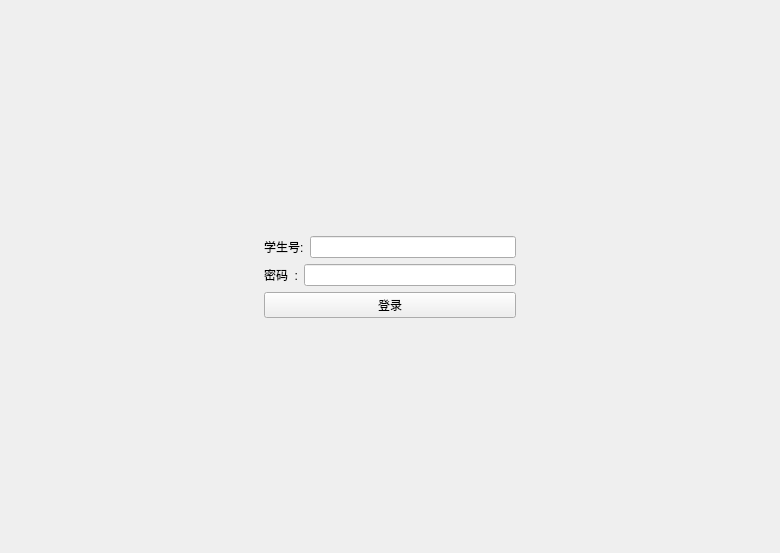
Qt form ui/loginStudent.ui (Fenejifen/sql-work) before a commit.
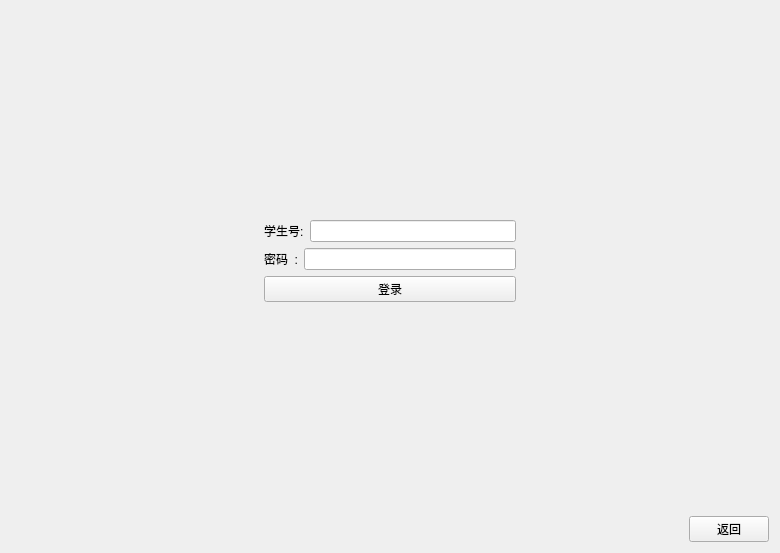
The same form after that commit.

Commit message: 增加续借与归还界面，全部界面增加返回按钮。

What changed in the file:
```diff
--- a/ui/loginStudent.ui
+++ b/ui/loginStudent.ui
@@ -13,7 +13,7 @@
   <property name="windowTitle">
    <string>学生登录 - 数据库管理系统</string>
   </property>
-  <layout class="QVBoxLayout" name="verticalLayout_3">
+  <layout class="QHBoxLayout" name="horizontalLayout_5">
    <item>
     <layout class="QVBoxLayout" name="verticalLayout_2">
      <item>
@@ -111,6 +111,30 @@
        </property>
       </spacer>
      </item>
+              <item>
+                  <layout class="QHBoxLayout" name="horizontalLayout_4">
+                      <item>
+                          <spacer name="horizontalSpacer_3">
+                              <property name="orientation">
+                                  <enum>Qt::Horizontal</enum>
+                              </property>
+                              <property name="sizeHint" stdset="0">
+                                  <size>
+                                      <width>40</width>
+                                      <height>20</height>
+                                  </size>
+                              </property>
+                          </spacer>
+                      </item>
+                      <item>
+                          <widget class="QPushButton" name="backButton">
+                              <property name="text">
+                                  <string>返回</string>
+                              </property>
+                          </widget>
+                      </item>
+                  </layout>
+              </item>
     </layout>
    </item>
   </layout>
```
Lines whose indentation alone changed are shown as unchanged. The commit also changes 7 other files.
